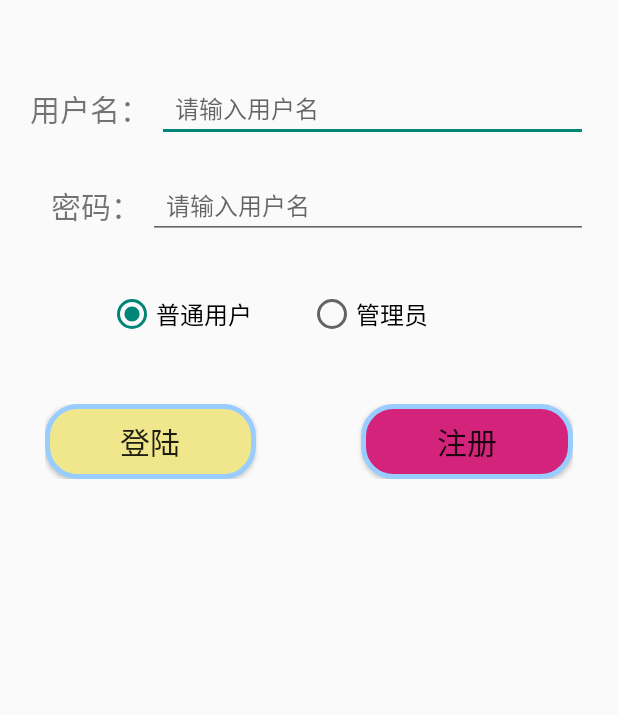
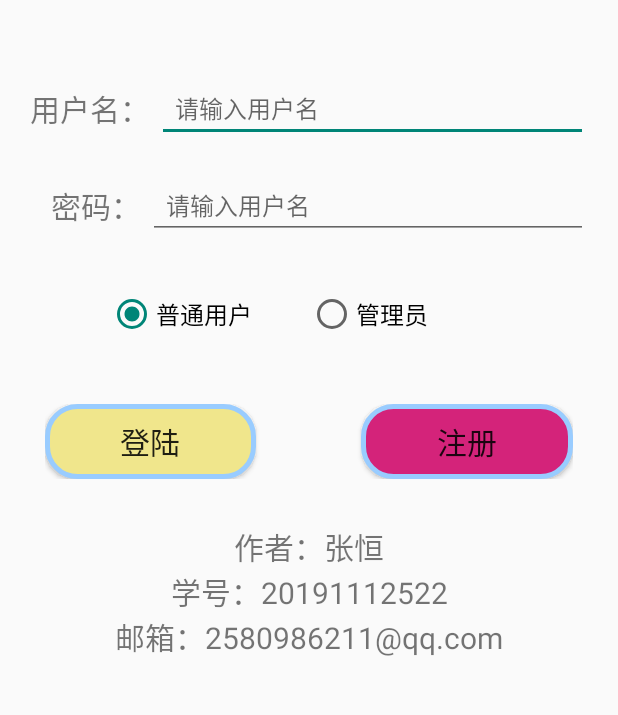
Before and after one commit to 17530588817/myLibrary, an Android app: the screen it shows after launch (LoginActivity), on a phone screen of 412 x 824 dp, the part 75-790 px from its top. Run offline under Robolectric (Android 15) with nearby library versions, the phone set to English and light mode, and no system bars.

Commit message:
第10次: 1.部分功能代码优化

```diff
--- a/app/src/main/java/com/heng/myLibrary/broadcastReceiver/MyBroadcastReceiver.java
+++ b/app/src/main/java/com/heng/myLibrary/broadcastReceiver/MyBroadcastReceiver.java
@@ -4,6 +4,7 @@ import android.content.BroadcastReceiver;
 import android.content.Context;
 import android.content.Intent;
 import android.util.Log;
+import android.widget.Toast;
 
 /**
  * @author : HengZhang
@@ -14,5 +15,7 @@ public class MyBroadcastReceiver extends BroadcastReceiver {
     @Override
     public void onReceive(Context context, Intent intent) {
         Log.e("MyBroadcastReceiver", "广播接收者,接收到了广播 :"+intent.getAction());
+        Toast.makeText(context.getApplicationContext(), "BGM开始播放", Toast.LENGTH_SHORT)
+                .show();
     }
 }
--- a/app/src/main/java/com/heng/myLibrary/database/DB/DBDefinitionManipulation.java
+++ b/app/src/main/java/com/heng/myLibrary/database/DB/DBDefinitionManipulation.java
@@ -108,6 +108,7 @@ public class DBDefinitionManipulation {
         ContentValues values = new ContentValues();
         values.put(USER_BOOK, userBook);
         values.put(USER_CODE, cursor.getInt(cursor.getColumnIndex(USER_CODE)) + 1);
+        Log.e(TAG, "lendBook: code:" + cursor.getInt(cursor.getColumnIndex(USER_CODE)));
 
         db.update(USER_TABLE, values, USER_NAME + "=?", new String[]{userName});
 
--- a/app/src/main/java/com/heng/myLibrary/fragment/meFrag/MeFragment.java
+++ b/app/src/main/java/com/heng/myLibrary/fragment/meFrag/MeFragment.java
@@ -201,12 +201,14 @@ public class MeFragment extends Fragment implements View.OnClickListener {
         MeItemBean collection = new MeItemBean("我的收藏", "", "");
         MeItemBean bookReview = new MeItemBean("我的书评", "", "");
         MeItemBean bookLend = new MeItemBean("我借的书", "", "");
+        MeItemBean setting = new MeItemBean("设置", "", "");
 
         mDatas.add(userCode);
         mDatas.add(inLibTime);
         mDatas.add(collection);
         mDatas.add(bookReview);
         mDatas.add(bookLend);
+        mDatas.add(setting);
 
         //todo:  设置适配器
         MeItemAdapter adapter = new MeItemAdapter(getContext(), mDatas);
--- a/app/src/main/res/layout/activity_login.xml
+++ b/app/src/main/res/layout/activity_login.xml
@@ -18,9 +18,9 @@
         android:textSize="25sp" />
 
     <LinearLayout
-        android:layout_marginTop="50dp"
         android:layout_width="match_parent"
         android:layout_height="wrap_content"
+        android:layout_marginTop="50dp"
         android:orientation="vertical">
 
         <LinearLayout
@@ -141,6 +141,28 @@
                 android:textSize="20sp" />
         </LinearLayout>
 
+        <TextView
+            android:layout_width="match_parent"
+            android:layout_height="wrap_content"
+            android:layout_gravity="center"
+            android:gravity="center"
+            android:text="作者：张恒"
+            android:textSize="20sp" />
+
+        <TextView
+            android:layout_width="match_parent"
+            android:layout_height="wrap_content"
+            android:layout_gravity="center"
+            android:gravity="center"
+            android:text="学号：20191112522"
+            android:textSize="20sp" />
+        <TextView
+            android:layout_width="match_parent"
+            android:layout_height="wrap_content"
+            android:layout_gravity="center"
+            android:gravity="center"
+            android:text="邮箱：2580986211@qq.com"
+            android:textSize="20sp" />
     </LinearLayout>
 
 </RelativeLayout>
--- a/app/src/main/res/layout/item_select_user_lv.xml
+++ b/app/src/main/res/layout/item_select_user_lv.xml
@@ -85,7 +85,6 @@
             android:layout_gravity="center"
             android:layout_weight="1"
             android:gravity="center" />
-
     </LinearLayout>
 
     <LinearLayout
```
Also changed, not shown: app/src/main/java/com/heng/myLibrary/activity/MainActivity.java (+12 -1 lines), 1 other file.
